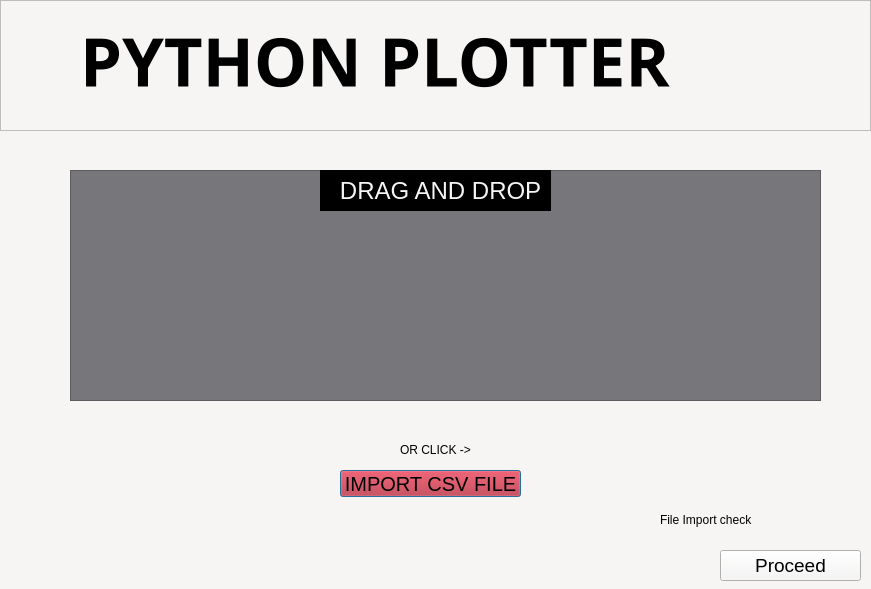
Before: the Qt Designer form untitled.ui in architkuiya/Python_Plotter, drawn with Qt 5.
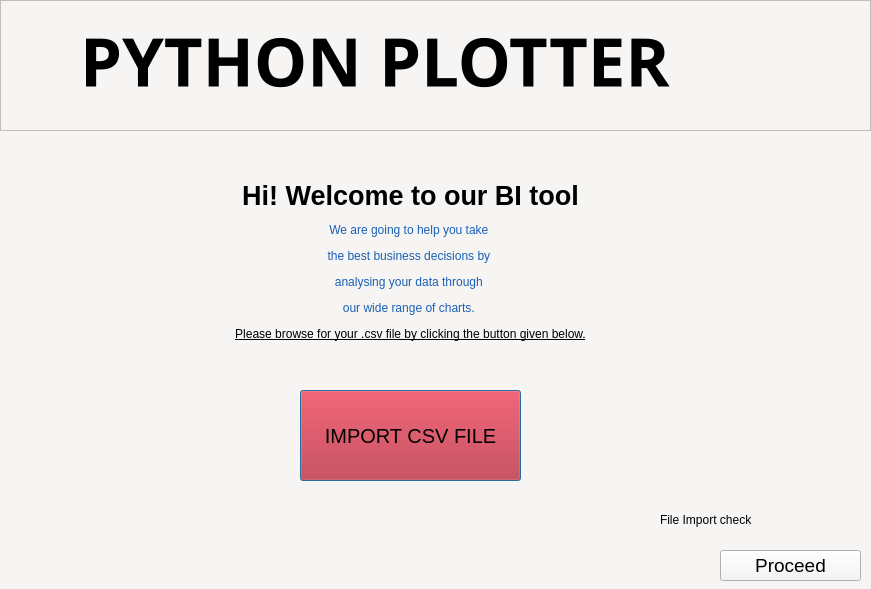
After: the same form once the commit is applied.

Commit message: second window button object names corrected

The edit to the form file:
```diff
--- a/untitled.ui
+++ b/untitled.ui
@@ -47,68 +47,13 @@
     <string>PYTHON PLOTTER</string>
    </property>
   </widget>
-  <widget class="QColumnView" name="dnd">
-   <property name="geometry">
-    <rect>
-     <x>70</x>
-     <y>170</y>
-     <width>751</width>
-     <height>231</height>
-    </rect>
-   </property>
-   <property name="mouseTracking">
-    <bool>false</bool>
-   </property>
-   <property name="acceptDrops">
-    <bool>true</bool>
-   </property>
-   <property name="styleSheet">
-    <string notr="true">background-color: rgb(97, 53, 131);
-background-color: rgb(119, 118, 123);
-border-color: rgb(99, 69, 44);</string>
-   </property>
-   <property name="dragEnabled">
-    <bool>true</bool>
-   </property>
-   <property name="dragDropOverwriteMode">
-    <bool>true</bool>
-   </property>
-   <property name="dragDropMode">
-    <enum>QAbstractItemView::DragDrop</enum>
-   </property>
-   <property name="defaultDropAction">
-    <enum>Qt::TargetMoveAction</enum>
-   </property>
-  </widget>
-  <widget class="QLabel" name="label_2">
-   <property name="geometry">
-    <rect>
-     <x>320</x>
-     <y>170</y>
-     <width>231</width>
-     <height>41</height>
-    </rect>
-   </property>
-   <property name="font">
-    <font>
-     <pointsize>18</pointsize>
-    </font>
-   </property>
-   <property name="styleSheet">
-    <string notr="true">background-color: rgb(0, 0, 0);
-color: rgb(246, 245, 244);</string>
-   </property>
-   <property name="text">
-    <string>   DRAG AND DROP</string>
-   </property>
-  </widget>
   <widget class="QPushButton" name="importing">
    <property name="geometry">
     <rect>
-     <x>340</x>
-     <y>470</y>
-     <width>181</width>
-     <height>27</height>
+     <x>300</x>
+     <y>390</y>
+     <width>221</width>
+     <height>91</height>
     </rect>
    </property>
    <property name="font">
@@ -123,20 +68,7 @@
     <string>IMPORT CSV FILE</string>
    </property>
   </widget>
-  <widget class="QLabel" name="label_3">
-   <property name="geometry">
-    <rect>
-     <x>400</x>
-     <y>440</y>
-     <width>91</width>
-     <height>19</height>
-    </rect>
-   </property>
-   <property name="text">
-    <string>OR CLICK -&gt;</string>
-   </property>
-  </widget>
-  <widget class="QPushButton" name="pushButton">
+  <widget class="QPushButton" name="proceed">
    <property name="geometry">
     <rect>
      <x>720</x>
@@ -167,6 +99,19 @@
     <string>File Import check</string>
    </property>
   </widget>
+  <widget class="QLabel" name="label_2">
+   <property name="geometry">
+    <rect>
+     <x>20</x>
+     <y>140</y>
+     <width>781</width>
+     <height>241</height>
+    </rect>
+   </property>
+   <property name="text">
+    <string>&lt;html&gt;&lt;head/&gt;&lt;body&gt;&lt;p align=&quot;center&quot;&gt;&lt;span style=&quot; font-size:20pt; font-weight:600;&quot;&gt;Hi! Welcome to our BI tool&lt;/span&gt;&lt;/p&gt;&lt;p align=&quot;center&quot;&gt;&lt;span style=&quot; color:#1a5fb4;&quot;&gt;We are going to help you take &lt;/span&gt;&lt;/p&gt;&lt;p align=&quot;center&quot;&gt;&lt;span style=&quot; color:#1a5fb4;&quot;&gt;the best business decisions by &lt;/span&gt;&lt;/p&gt;&lt;p align=&quot;center&quot;&gt;&lt;span style=&quot; color:#1a5fb4;&quot;&gt;analysing your data through &lt;/span&gt;&lt;/p&gt;&lt;p align=&quot;center&quot;&gt;&lt;span style=&quot; color:#1a5fb4;&quot;&gt;our wide range of charts. &lt;/span&gt;&lt;/p&gt;&lt;p align=&quot;center&quot;&gt;&lt;span style=&quot; text-decoration: underline;&quot;&gt;Please browse for your .csv file by clicking the button given below.&lt;/span&gt;&lt;/p&gt;&lt;/body&gt;&lt;/html&gt;</string>
+   </property>
+  </widget>
  </widget>
  <resources/>
  <connections/>
```
The commit also changes 6 other files.
